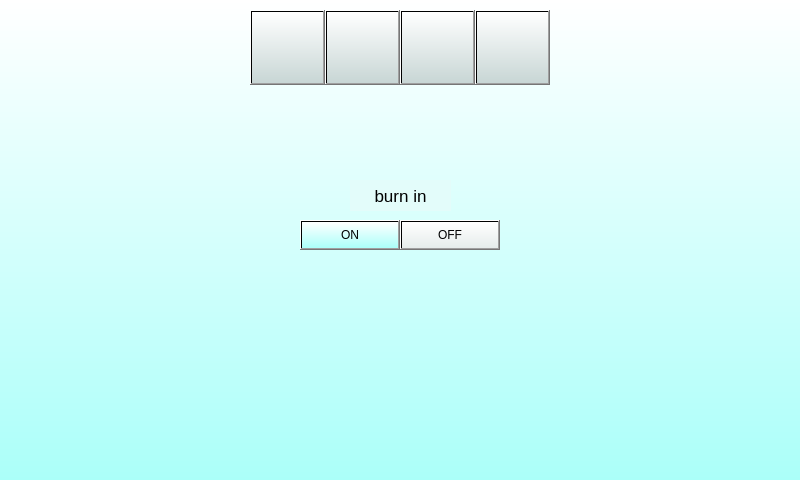
First picture: the form in mainwindow.ui, repository Keithsys730/ERC_UI_DEMO, before the edit.
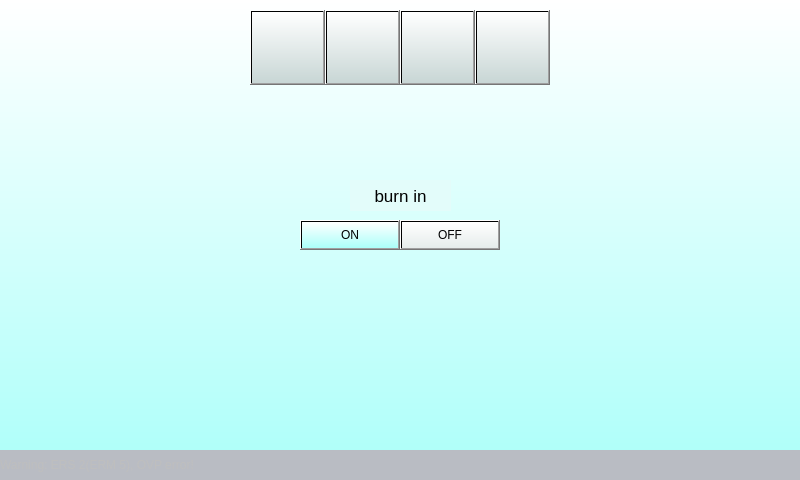
Second picture: the form after the edit. Icons and pictures are not drawn.

Commit message: Add the status label.

Patch:
```diff
--- a/mainwindow.ui
+++ b/mainwindow.ui
@@ -187,6 +187,25 @@
      <string>OFF</string>
     </property>
    </widget>
+   <widget class="QLabel" name="statusLabel">
+    <property name="enabled">
+     <bool>false</bool>
+    </property>
+    <property name="geometry">
+     <rect>
+      <x>0</x>
+      <y>450</y>
+      <width>800</width>
+      <height>30</height>
+     </rect>
+    </property>
+    <property name="styleSheet">
+     <string notr="true">background-color: rgb(185, 188, 195);</string>
+    </property>
+    <property name="text">
+     <string>Warning: ERS 2(ERM 5), OVP error!</string>
+    </property>
+   </widget>
   </widget>
  </widget>
  <layoutdefault spacing="6" margin="11"/>
```
